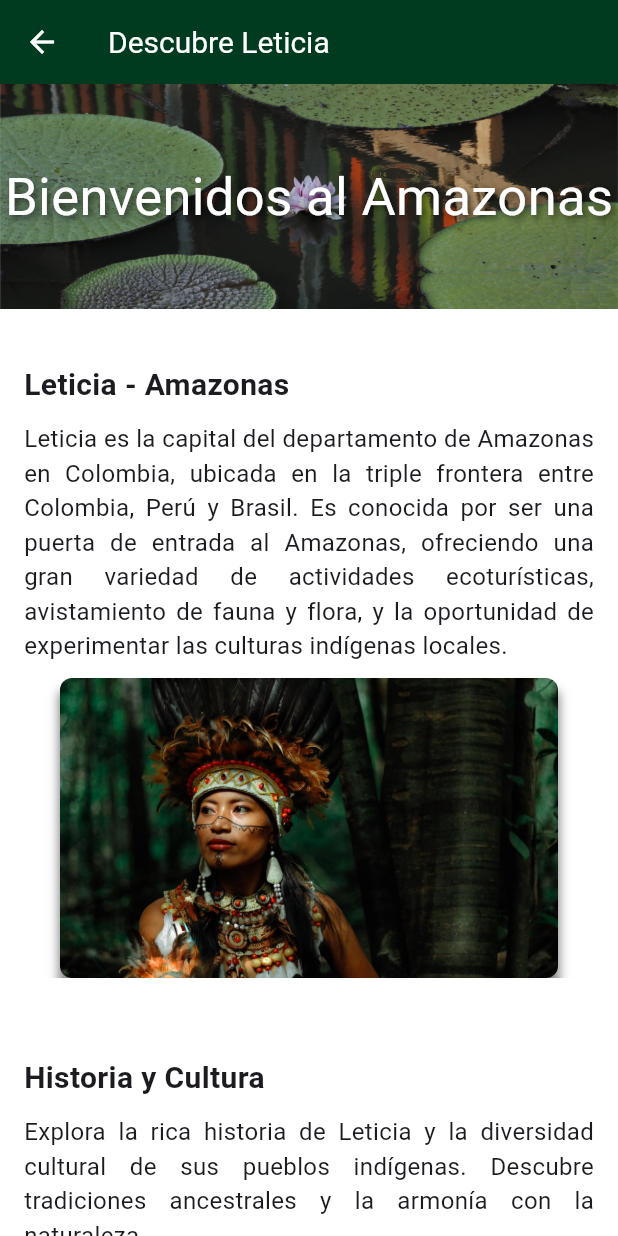
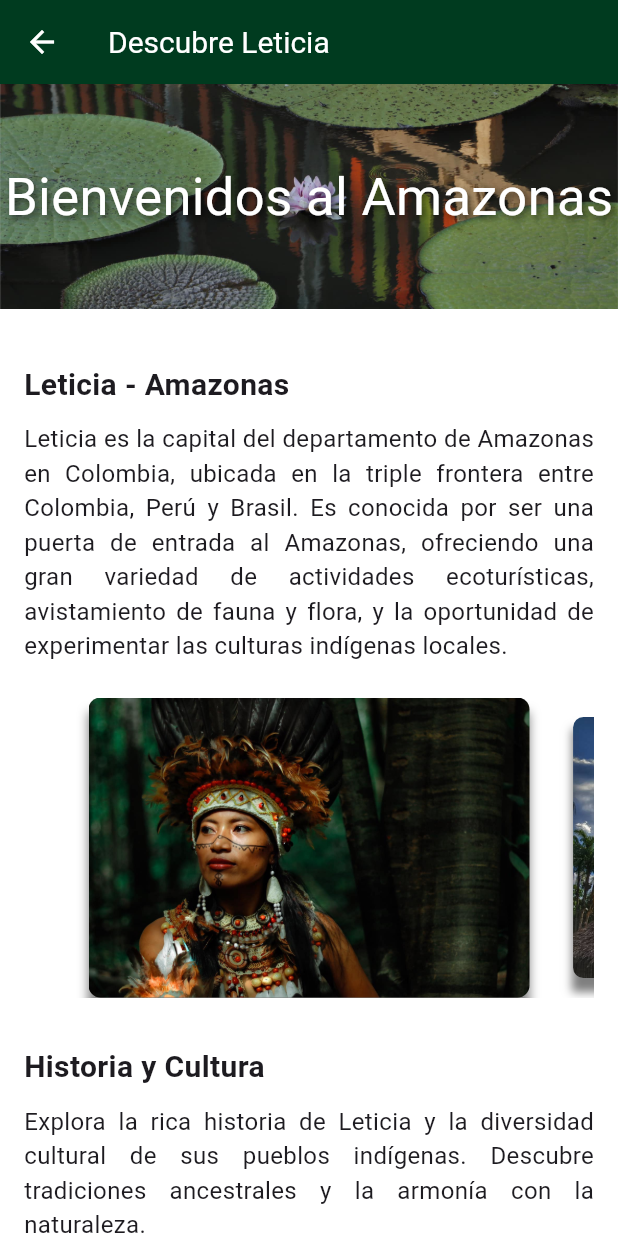
Before and after one commit to monako96/Amazonasapp, a Flutter app: the DescubreLeticiaScreen screen opened directly, on a phone screen of 412 x 824 dp. Run offline on Flutter 3.47's test engine with Material 3 defaults, Android fonts, the light colour scheme and no system bars; drawn by our look-alikes of carousel_slider; our stand-ins replace cloud_firestore, firebase_auth, firebase_core, flutter_rating_bar, google_sign_in; accounts and stored records are empty.

Commit message:
cambio de fullcreem en diferentes pantallas

```diff
--- a/lib/turismo/descubre_leticia_screen.dart
+++ b/lib/turismo/descubre_leticia_screen.dart
@@ -4,6 +4,28 @@ import 'package:carousel_slider/carousel_slider.dart';
 
 class DescubreLeticiaScreen extends StatelessWidget {
   const DescubreLeticiaScreen({super.key});
+
+  void _showFullScreenImage(BuildContext context, String imagePath) {
+    Navigator.of(context).push(
+      MaterialPageRoute(
+        builder: (context) => Scaffold(
+          body: GestureDetector(
+            onTap: () => Navigator.of(context).pop(),
+            child: Center(
+              child: InteractiveViewer(
+                panEnabled: false, // Prevent panning
+                boundaryMargin: EdgeInsets.all(100),
+                minScale: 0.5,
+                maxScale: 2,
+                child: Image.asset(imagePath),
+              ),
+            ),
+          ),
+          backgroundColor: Colors.black,
+        ),
+      ),
+    );
+  }
   @override
   Widget build(BuildContext context) {
     return Scaffold(
@@ -46,6 +68,7 @@ class DescubreLeticiaScreen extends StatelessWidget {
             ),
             const SizedBox(height: 20),
             informativeSection(
+              context,
               title: "Leticia - Amazonas",
               content:
                   'Leticia es la capital del departamento de Amazonas en Colombia, '
@@ -53,7 +76,7 @@ class DescubreLeticiaScreen extends StatelessWidget {
                   'Es conocida por ser una puerta de entrada al Amazonas, '
                   'ofreciendo una gran variedad de actividades ecoturísticas, '
                   'avistamiento de fauna y flora, y la oportunidad de experimentar '
-                  'las culturas indígenas locales.',
+                  'las culturas indígenas locales. \n',
               imagePaths: [
                 "assets/paisajes/indigenas.jpg",
                 "assets/paisajes/cultura.jpg",
@@ -61,9 +84,10 @@ class DescubreLeticiaScreen extends StatelessWidget {
               ],
             ),
             informativeSection(
+              context,
               title: "Historia y Cultura",
               content:
-                  "Explora la rica historia de Leticia y la diversidad cultural de sus pueblos indígenas. Descubre tradiciones ancestrales y la armonía con la naturaleza.",
+                  "Explora la rica historia de Leticia y la diversidad cultural de sus pueblos indígenas. Descubre tradiciones ancestrales y la armonía con la naturaleza.\n",
               imagePaths: [
                 "assets/paisajes/cultura.jpg",
                 "assets/paisajes/indigenas.jpg",
@@ -71,9 +95,10 @@ class DescubreLeticiaScreen extends StatelessWidget {
               ],
             ),
             informativeSection(
+              context,
               title: "Biodiversidad",
               content:
-                  "Admira la impresionante biodiversidad del Amazonas. Desde avistamiento de aves hasta encuentros cercanos con la fauna silvestre, Leticia es un paraíso para los amantes de la naturaleza.",
+                  "Admira la impresionante biodiversidad del Amazonas. Desde avistamiento de aves hasta encuentros cercanos con la fauna silvestre, Leticia es un paraíso para los amantes de la naturaleza.\n",
               imagePaths: [
                 "assets/paisajes/mono.jpg",
                 "assets/paisajes/pesca.jpg",
@@ -81,9 +106,10 @@ class DescubreLeticiaScreen extends StatelessWidget {
               ],
             ),
             informativeSection(
+              context,
               title: "Actividades Turísticas",
               content:
-                  "Desde caminatas ecológicas hasta cruceros por el río Amazonas, Leticia ofrece una amplia gama de actividades turísticas para aventureros y familias.",
+                  "Desde caminatas ecológicas hasta cruceros por el río Amazonas, Leticia ofrece una amplia gama de actividades turísticas para aventureros y familias.\n",
               imagePaths: [
                 "assets/paisajes/rio.jpg",
                 "assets/paisajes/pesca.jpg",
@@ -91,9 +117,10 @@ class DescubreLeticiaScreen extends StatelessWidget {
               ],
             ),
             informativeSection(
+              context,
               title: "Consejos de Viaje",
               content:
-                  "Prepárate para tu viaje a Leticia con consejos útiles sobre cómo llegar, qué llevar y cómo hacer de tu estancia una experiencia inolvidable.",
+                  "Prepárate para tu viaje a Leticia con consejos útiles sobre cómo llegar, qué llevar y cómo hacer de tu estancia una experiencia inolvidable.\n",
               imagePaths: [
                 "assets/paisajes/choza.jpg",
                 "assets/paisajes/cultura.jpg",
@@ -106,10 +133,10 @@ class DescubreLeticiaScreen extends StatelessWidget {
     );
   }
 
-  Widget informativeSection({
+  Widget informativeSection(BuildContext context, {
     required String title,
     required String content,
-    required List<String> imagePaths,
+    List<String> imagePaths = const [],
   }) {
     return Padding(
       padding: const EdgeInsets.all(16.0),
@@ -120,13 +147,13 @@ class DescubreLeticiaScreen extends StatelessWidget {
             title,
             style: TextStyle(fontSize: 20, fontWeight: FontWeight.bold),
           ),
-          SizedBox(height: 10),
+          const SizedBox(height: 10),
           Text(
             content,
             textAlign: TextAlign.justify,
             style: TextStyle(fontSize: 16),
           ),
-          SizedBox(height: 10),
+          if (imagePaths.isNotEmpty)
             CarouselSlider(
               options: CarouselOptions(
                 height: 200,
@@ -134,34 +161,36 @@ class DescubreLeticiaScreen extends StatelessWidget {
                 autoPlay: false,
                 aspectRatio: 16 / 9,
                 enableInfiniteScroll: false,
-              viewportFraction: 0.9,
+                viewportFraction: 0.8,
               ),
-            items: imagePaths.map((i) {
+              items: imagePaths.map((imagePath) {
                 return Builder(
                   builder: (BuildContext context) {
-                  return Container(
+                    return GestureDetector(
+                      onTap: () => _showFullScreenImage(context, imagePath),
+                      child: Container(
                         width: MediaQuery.of(context).size.width,
-                    margin: EdgeInsets.symmetric(horizontal: 5.0),
+                        margin: const EdgeInsets.symmetric(horizontal: 5.0),
                         decoration: BoxDecoration(
                           boxShadow: [
                             BoxShadow(
                               color: Colors.black.withOpacity(0.50),
                               spreadRadius: 0.5,
                               blurRadius: 5,
-                          offset: Offset(0, 10), // changes position of shadow
+                              offset: const Offset(0, 10),
                             ),
                           ],
                         ),
                         child: ClipRRect(
                           borderRadius: BorderRadius.circular(8),
-                      child: Image.asset(i, fit: BoxFit.cover),
+                          child: Image.asset(imagePath, fit: BoxFit.cover),
+                        ),
                       ),
                     );
                   },
                 );
               }).toList(),
             ),
-          SizedBox(height: 20),
         ],
       ),
     );
```
Also changed, not shown: lib/turismo/artesanias.dart (+39 -14 lines), lib/turismo/cultura_tradiciones.dart (+37 -11 lines), lib/turismo/gastronomia.dart (+40 -11 lines), lib/turismo/rioamazonas.dart (+41 -11 lines), 1 other file. Lines whose indentation alone changed are shown as unchanged.
